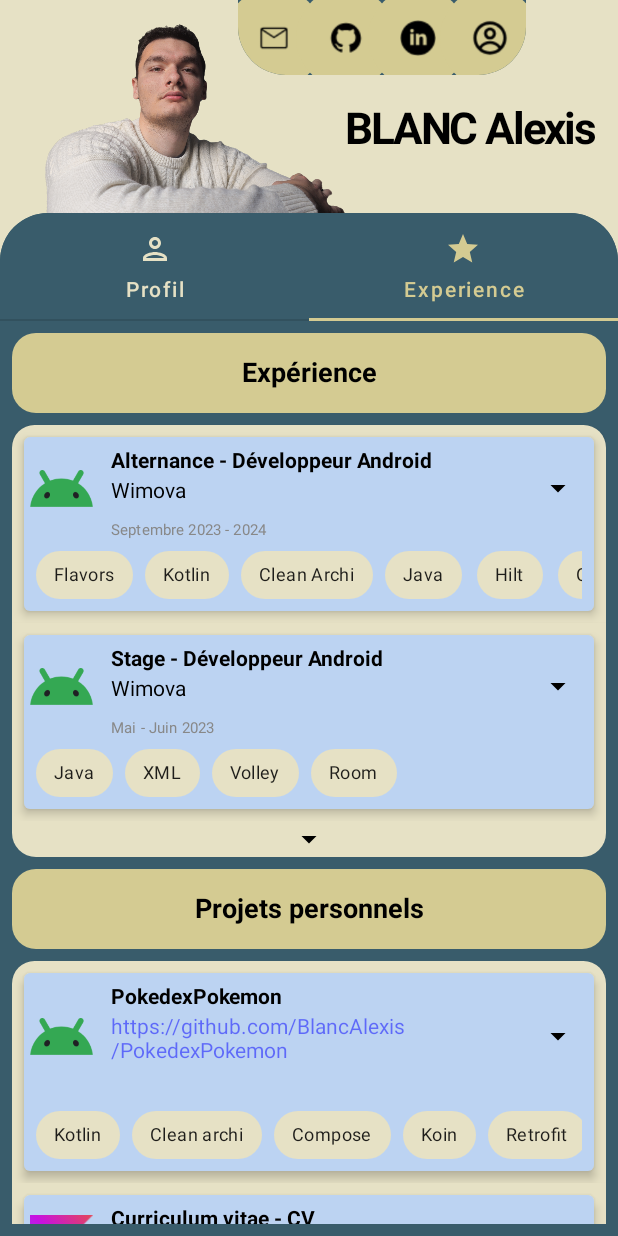
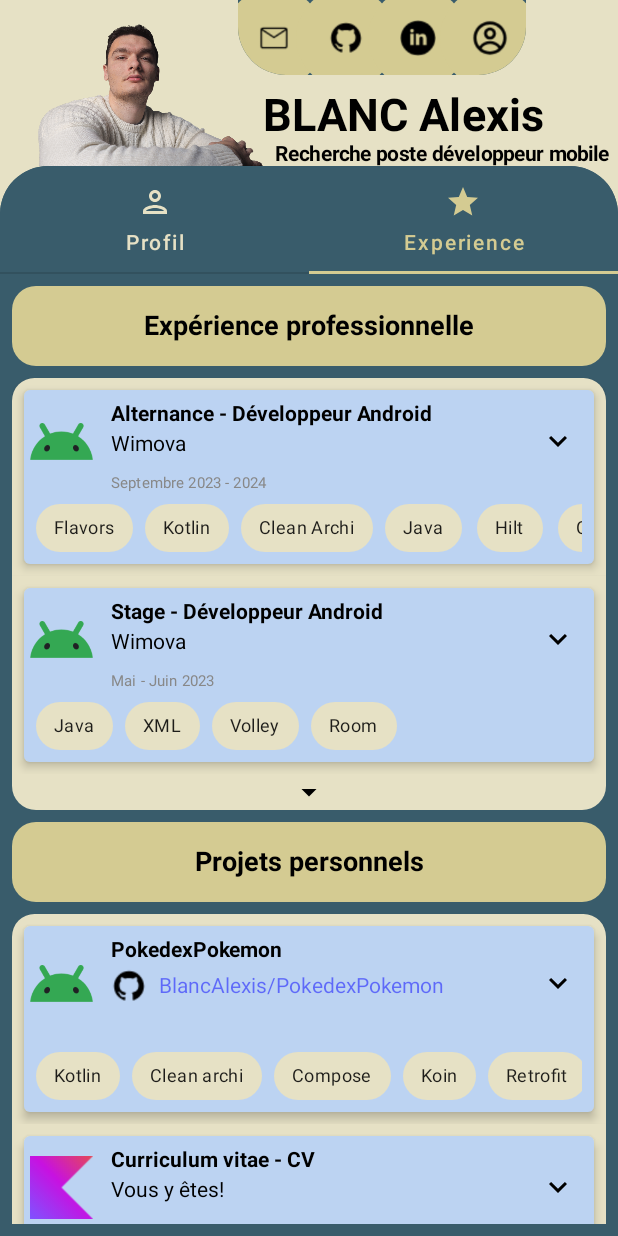
Before and after one commit to BlancAlexis/BlancAlexis.github.io, an Android app built with Jetpack Compose: the screen it shows after launch (MainActivity), tab 2 chosen, on a phone screen of 412 x 824 dp. Run offline under Robolectric (Android 15) with nearby library versions, the phone set to English and light mode, and no system bars; our stand-ins replace Compose Multiplatform resources.

Commit message:
change in description
[fait] Expérience = Expérience professionnelle
[WIP] Il manque des infos sur ce que tu cherches, ça doit ressortir, presque autant que ton nom je pense
[FAIT]Pas besoin de "Restreindre" quand on appuie sur "+X" pour frameworks, on a l'impression que c'est un des points
[FAIT]Pour référent "Tech Lead Mobile et tuteur entreprise"
[fait] Les icones quand tu plies déplies sur Expérience ne sont pas les mêmes
[fait] Les liens doivent être avec des émojis, ça rend pas ouf comme ça je trouve
Le texte en rouge c'est trop énervé
[fait] SAE => OSEF, faut mettre projet de groupe

```diff
--- a/composeApp/src/commonMain/kotlin/fr/balexis/cv/component/AutoResizedText.kt
+++ b/composeApp/src/commonMain/kotlin/fr/balexis/cv/component/AutoResizedText.kt
@@ -10,8 +10,10 @@ import androidx.compose.runtime.setValue
 import androidx.compose.ui.Modifier
 import androidx.compose.ui.draw.drawWithContent
 import androidx.compose.ui.graphics.Color
+import androidx.compose.ui.text.PlatformTextStyle
 import androidx.compose.ui.text.TextStyle
 import androidx.compose.ui.unit.isUnspecified
+import androidx.compose.ui.unit.sp
 
 @Composable
 fun AutoResizedText(
--- a/composeApp/src/commonMain/kotlin/fr/balexis/cv/component/BulletPointFormatter.kt
+++ b/composeApp/src/commonMain/kotlin/fr/balexis/cv/component/BulletPointFormatter.kt
@@ -44,7 +44,7 @@ fun BulletPointFormatter(
 
     Column(modifier = modifier) {
         bulletPoints.forEachIndexed { index, point ->
-            Row(verticalAlignment = Alignment.Top) {
+            Row(verticalAlignment = Alignment.Top, modifier = Modifier.padding(horizontal = 8.dp)) {
                 if (index != 0) {
                     Canvas(modifier = Modifier.padding(top = 8.dp).size(10.dp)) {
                         drawCircle(
--- a/composeApp/src/commonMain/kotlin/fr/balexis/cv/component/ContactDialog.kt
+++ b/composeApp/src/commonMain/kotlin/fr/balexis/cv/component/ContactDialog.kt
@@ -48,7 +48,7 @@ fun ContactDialog(
             Column(
                 modifier = Modifier.padding(16.dp),
                 horizontalAlignment = Alignment.Start,
-                verticalArrangement = Arrangement.spacedBy(8.dp)
+                verticalArrangement = Arrangement.spacedBy(12.dp)
             ) {
                 Row(
                     modifier = Modifier.fillMaxWidth(), horizontalArrangement = Arrangement.Center
@@ -76,23 +76,6 @@ fun ContactDialog(
                         uriHandler.openUri("mailto:blanc.alexispro@gmail.com")
                     }
                 )
-                Row(
-                    verticalAlignment = Alignment.Bottom,
-                    horizontalArrangement = Arrangement.spacedBy(8.dp),
-                    modifier = Modifier.clickable {
-                        uriHandler.openUri("https://www.linkedin.com/in/alexis--blanc/")
-                    }
-                ) {
-                    Icon(
-                        modifier = Modifier.size(size = 30.dp),
-                        tint = Color.Unspecified,
-                        painter = painterResource(Res.drawable.linkedin_icon),
-                        contentDescription = null
-
-                    )
-                    Text(text = "BLANC Alexis")
-
-                }
             }
         }
     }
--- a/composeApp/src/commonMain/kotlin/fr/balexis/cv/component/CustomListItem.kt
+++ b/composeApp/src/commonMain/kotlin/fr/balexis/cv/component/CustomListItem.kt
@@ -1,4 +1,4 @@
-package fr.balexis.cv.data
+package fr.balexis.cv.component
 
 import androidx.compose.animation.AnimatedVisibility
 import androidx.compose.foundation.background
@@ -27,7 +27,7 @@ import androidx.compose.material.Icon
 import androidx.compose.material.IconButton
 import androidx.compose.material.Text
 import androidx.compose.material.icons.Icons
-import androidx.compose.material.icons.filled.ArrowDropDown
+import androidx.compose.material.icons.filled.KeyboardArrowDown
 import androidx.compose.material.icons.filled.KeyboardArrowUp
 import androidx.compose.runtime.Composable
 import androidx.compose.runtime.getValue
@@ -41,13 +41,12 @@ import androidx.compose.ui.graphics.Color
 import androidx.compose.ui.graphics.Shape
 import androidx.compose.ui.text.TextStyle
 import androidx.compose.ui.text.font.FontWeight
-import androidx.compose.ui.text.style.TextDecoration
 import androidx.compose.ui.text.style.TextOverflow
 import androidx.compose.ui.unit.dp
 import androidx.compose.ui.unit.sp
 import balexiscv.composeapp.generated.resources.Res
 import balexiscv.composeapp.generated.resources.compose_multiplatform
-import fr.balexis.cv.component.BulletPointFormatter
+import balexiscv.composeapp.generated.resources.github_icon
 import fr.balexis.cv.model.FullItemData
 import fr.balexis.cv.theme.LocalAppColors
 import fr.balexis.cv.theme.pearl
@@ -100,13 +99,24 @@ fun CustomListItem(
                         overflow = TextOverflow.Clip
                     )
                     if(itemUiState.secondaryText.matches("^https://.*".toRegex())){
-                        Text(
-                            text = itemUiState.secondaryText,
-                            color = Color.Blue.copy(0.5F),
+                        Row(
+                            verticalAlignment = Alignment.CenterVertically,
+                            horizontalArrangement = Arrangement.spacedBy(8.dp),
                             modifier = Modifier.clickable {
                                 onEvent(itemUiState.secondaryText)
                             }
-                        )
+                        ) {
+                            Icon(
+                                painter = painterResource(Res.drawable.github_icon),
+                                modifier = Modifier.size(24.dp),
+                                contentDescription = null,
+                            )
+                            Text(
+                                text = itemUiState.secondaryText.removeRange(0, 19),
+                                color = Color.Blue.copy(0.5F),
+                            )
+                        }
+
                     }else{
                         Text(
                             text = itemUiState.secondaryText
@@ -133,7 +143,7 @@ fun CustomListItem(
                     }) {
                         Icon(
                             imageVector = if (!isOpen) {
-                                Icons.Filled.ArrowDropDown
+                                Icons.Filled.KeyboardArrowDown
                             } else {
                                 Icons.Filled.KeyboardArrowUp
                             }, contentDescription = null
--- a/composeApp/src/commonMain/kotlin/fr/balexis/cv/component/ExperienceListTab.kt
+++ b/composeApp/src/commonMain/kotlin/fr/balexis/cv/component/ExperienceListTab.kt
@@ -29,8 +29,6 @@ import androidx.compose.ui.graphics.RectangleShape
 import androidx.compose.ui.platform.UriHandler
 import androidx.compose.ui.unit.dp
 import fr.balexis.cv.DEFAULT_MAX_ITEM
-import fr.balexis.cv.data.BackgroundWrapper
-import fr.balexis.cv.data.CustomListItem
 import fr.balexis.cv.data.listMentoredProject
 import fr.balexis.cv.data.listPersonalProject
 import fr.balexis.cv.data.listProfessionalExperience
@@ -50,7 +48,7 @@ fun ExperienceListTab(
     ) {
         stickyHeader {
             StickyHeaderContent(
-                text = "Expérience"
+                text = "Expérience professionnelle"
             )
         }
 
--- a/composeApp/src/commonMain/kotlin/fr/balexis/cv/component/LazyColumnCategory.kt
+++ b/composeApp/src/commonMain/kotlin/fr/balexis/cv/component/LazyColumnCategory.kt
@@ -7,8 +7,6 @@ import androidx.compose.ui.Alignment
 import androidx.compose.ui.graphics.RectangleShape
 import androidx.compose.ui.graphics.Shape
 import androidx.compose.ui.unit.dp
-import fr.balexis.cv.data.bottomShape
-import fr.balexis.cv.data.topShape
 
 @Composable
 fun LazyColumnCategory(
--- a/composeApp/src/commonMain/kotlin/fr/balexis/cv/component/LibraryKnowRow.kt
+++ b/composeApp/src/commonMain/kotlin/fr/balexis/cv/component/LibraryKnowRow.kt
@@ -36,9 +36,7 @@ fun LibraryKnow(
         maxLines = maxLines,
         itemCount = libs.size,
         horizontalArrangement = Arrangement.spacedBy(4.dp),
-        overflow = ContextualFlowRowOverflow.expandOrCollapseIndicator(
-            minRowsToShowCollapse = 2,
-            expandIndicator = {
+        overflow = ContextualFlowRowOverflow.expandIndicator {
             Chip(
                 content = { Text("+$remainingItems") },
                 onClick = { maxLines = 4 },
@@ -46,15 +44,6 @@ fun LibraryKnow(
                 colors = ChipDefaults.chipColors(backgroundColor = vistaBlue)
             )
         },
-            collapseIndicator = {
-                Chip(
-                    content = { Text("Restreindre") },
-                    onClick = { maxLines = 1 },
-                    modifier = Modifier.wrapContentSize(),
-                    colors = ChipDefaults.chipColors(backgroundColor = vistaBlue)
-                )
-            }
-        ),
     ) { index ->
         remainingItems = libs.size - index
         Chip(content = { Text(libs[index], fontSize = 12.sp) }, onClick = {})
--- a/composeApp/src/commonMain/kotlin/fr/balexis/cv/component/ProfileHeader.kt
+++ b/composeApp/src/commonMain/kotlin/fr/balexis/cv/component/ProfileHeader.kt
@@ -2,26 +2,20 @@ package fr.balexis.cv.component
 
 import androidx.compose.foundation.Image
 import androidx.compose.foundation.layout.Arrangement
+import androidx.compose.foundation.layout.Column
+import androidx.compose.foundation.layout.IntrinsicSize
 import androidx.compose.foundation.layout.Row
 import androidx.compose.foundation.layout.fillMaxWidth
+import androidx.compose.foundation.layout.height
 import androidx.compose.foundation.layout.padding
 import androidx.compose.foundation.layout.widthIn
 import androidx.compose.material.MaterialTheme
-import androidx.compose.material.Text
 import androidx.compose.runtime.Composable
-import androidx.compose.runtime.getValue
-import androidx.compose.runtime.mutableStateOf
-import androidx.compose.runtime.remember
-import androidx.compose.runtime.setValue
 import androidx.compose.ui.Alignment
 import androidx.compose.ui.Modifier
-import androidx.compose.ui.draw.drawWithContent
-import androidx.compose.ui.graphics.Color
 import androidx.compose.ui.text.TextStyle
 import androidx.compose.ui.text.font.FontWeight
-import androidx.compose.ui.text.style.TextDecoration
 import androidx.compose.ui.unit.dp
-import androidx.compose.ui.unit.isUnspecified
 import androidx.compose.ui.unit.sp
 import balexiscv.composeapp.generated.resources.Res
 import balexiscv.composeapp.generated.resources.b_alexis
@@ -30,22 +24,43 @@ import org.jetbrains.compose.resources.painterResource
 @Composable
 fun ProfileHeader() {
     Row(
-        modifier = Modifier.fillMaxWidth().padding(start = 30.dp, top = 16.dp),
+        modifier = Modifier.fillMaxWidth().padding(start = 25.dp, top = 16.dp)
+            .height(IntrinsicSize.Min),
         verticalAlignment = Alignment.CenterVertically,
         horizontalArrangement = Arrangement.Start
     ) {
         Image(
             painter = painterResource(Res.drawable.b_alexis),
-            modifier = Modifier.widthIn(max = 200.dp).align(Alignment.CenterVertically),
+            modifier = Modifier.widthIn(max = 150.dp),
             contentDescription = null,
         )
-        AutoResizedText(
-            text = "BLANC Alexis",
-            style = MaterialTheme.typography.h1.copy(
-                fontWeight = FontWeight.Bold,
-            ),
-            modifier = Modifier.weight(1F).padding(end = 8.dp)
-                .align(Alignment.Bottom)
-        )
+
+        Column(
+            modifier = Modifier.weight(1F).align(Alignment.Bottom),
+        ) {
+            AutoResizedText(
+                text = "BLANC Alexis",
+                style = TextStyle(
+                    fontWeight = FontWeight.Bold,
+                    fontSize = 30.sp,
+                    letterSpacing = 0.1.sp,
+                    lineHeight = 2.sp,
+                    fontFamily = androidx.compose.ui.text.font.FontFamily.SansSerif
+                ),
+            )
+            AutoResizedText(
+                text = "Recherche poste développeur mobile",
+                style = TextStyle(
+                    fontWeight = FontWeight.Bold,
+                    fontSize = 20.sp,
+                    letterSpacing = 0.1.sp,
+                    lineHeight = 2.sp,
+                    fontFamily = androidx.compose.ui.text.font.FontFamily.SansSerif
+                ),
+                modifier = Modifier.padding(start = 8.dp)
+            )
+
+        }
+
     }
 }
--- a/composeApp/src/commonMain/kotlin/fr/balexis/cv/component/ProfileTab.kt
+++ b/composeApp/src/commonMain/kotlin/fr/balexis/cv/component/ProfileTab.kt
@@ -74,6 +74,44 @@ fun ProfileTab(
                 )
             }
             SoftSkillRow()
+
+            StickyHeaderContent("Référents", endSpacer = false)
+
+                Row(
+                    modifier = Modifier.fillMaxWidth().clip(RoundedCornerShape(16.dp))
+                        .background(LocalAppColors.current.secondary)
+                        .border(1.dp, Color.Black, RoundedCornerShape(16.dp)),
+                    verticalAlignment = Alignment.CenterVertically,
+                ) {
+                    Column(
+                        modifier = Modifier.weight(1F)
+                    ) {
+                        Text(
+                            fontWeight = FontWeight.Bold,
+                            textAlign = TextAlign.Justify,
+                            text = "CHAMPION Émilien",
+                            modifier = Modifier.padding(horizontal = 8.dp),
+                            fontSize = 14.sp
+                        )
+                        Text(
+                            fontSize = 12.sp,
+                            textAlign = TextAlign.Justify,
+                            text = "Tech lead développement Mobile et tuteur entreprise",
+                            modifier = Modifier.padding(horizontal = 8.dp),
+                        )
+                    }
+
+                    IconButton(
+                        onClick = { uriHandler.openUri("https://www.linkedin.com/in/emilien-champion/") },
+                    ) {
+                        Icon(
+                            painter = painterResource(Res.drawable.linkedin_icon),
+                            contentDescription = null,
+                            modifier = Modifier.size(24.dp),
+                        )
+                    }
+                }
+
             StickyHeaderContent("Mes frameworks", endSpacer = false)
             val horizontalPagerState =
                 rememberPagerState(initialPage = 0, pageCount = { Framework.entries.size })
@@ -124,40 +162,6 @@ fun ProfileTab(
             ProgrammingLanguageRow()
             StickyHeaderContent("Patrons architectures", endSpacer = false)
             ArchiRow(list = listArchi)
-            StickyHeaderContent("Référents", endSpacer = false)
-            Row(
-                modifier = Modifier.fillMaxWidth().clip(RoundedCornerShape(16.dp))
-                    .background(LocalAppColors.current.secondary)
-                    .border(1.dp, Color.Black, RoundedCornerShape(16.dp)),
-                verticalAlignment = Alignment.CenterVertically,
-            ) {
-                Column(
-                    modifier = Modifier.weight(1F)
-                ) {
-                    Text(
-                        fontWeight = FontWeight.Bold,
-                        textAlign = TextAlign.Justify,
-                        text = "CHAMPION Émilien",
-                        modifier = Modifier.padding(horizontal = 8.dp),
-                        fontSize = 14.sp
-                    )
-                    Text(
-                        fontSize = 12.sp,
-                        textAlign = TextAlign.Justify,
-                        text = "Tech lead développement Mobile et tuteur",
-                        modifier = Modifier.padding(horizontal = 8.dp),
-                    )
-                }
-                IconButton(
-                    onClick = { uriHandler.openUri("https://www.linkedin.com/in/emilien-champion/") },
-                ) {
-                    Icon(
-                        painter = painterResource(Res.drawable.linkedin_icon),
-                        contentDescription = null,
-                        modifier = Modifier.size(24.dp),
-                    )
-                }
-            }
         }
     }
 }
--- a/composeApp/src/commonMain/kotlin/fr/balexis/cv/component/SoftSkillBox.kt
+++ b/composeApp/src/commonMain/kotlin/fr/balexis/cv/component/SoftSkillBox.kt
@@ -22,6 +22,7 @@ import balexiscv.composeapp.generated.resources.Res
 import balexiscv.composeapp.generated.resources.battery_icon
 import balexiscv.composeapp.generated.resources.build_icon
 import balexiscv.composeapp.generated.resources.perfect_icon
+import fr.balexis.cv.theme.LocalAppColors
 import fr.balexis.cv.theme.vistaBlue
 import org.jetbrains.compose.resources.DrawableResource
 import org.jetbrains.compose.resources.painterResource
@@ -32,7 +33,8 @@ fun SoftSkillBox(
 ) {
     Box(
         modifier = Modifier.clip(RoundedCornerShape(16.dp))
-            .border(1.dp, Color.Black, RoundedCornerShape(16.dp)).size(80.dp).background(vistaBlue)
+            .border(1.dp, Color.Black, RoundedCornerShape(16.dp)).size(80.dp).background(
+                LocalAppColors.current.secondary)
     ) {
         Icon(
             modifier = Modifier.align(Alignment.TopCenter).size(24.dp).offset(y = 4.dp),
```
Lines whose indentation alone changed are shown as unchanged.
